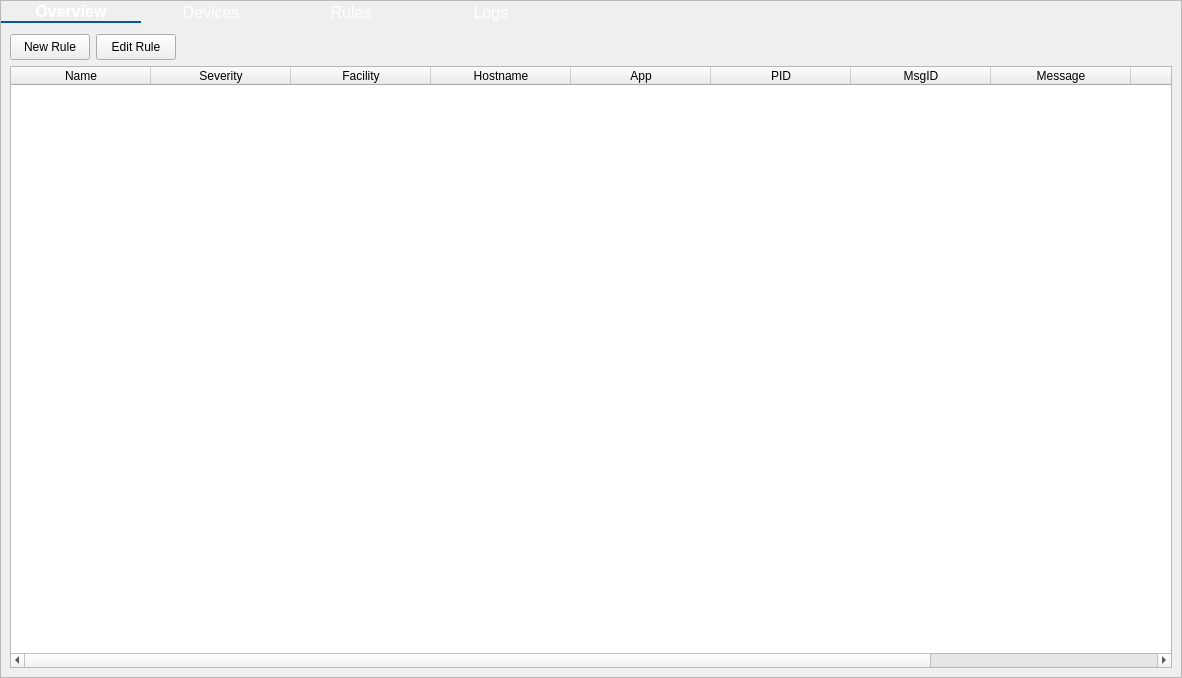
Qt form mainwindow.ui (josschi95/OTIS) before a commit.
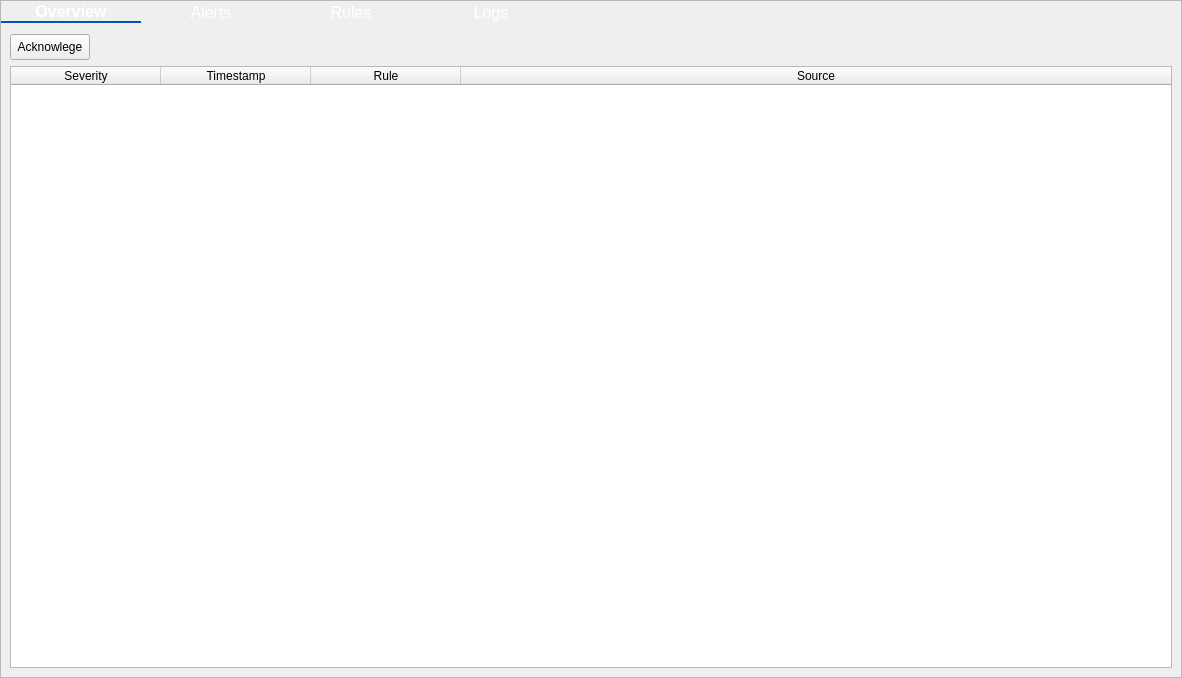
The same form after that commit. Custom widgets are drawn as their Qt base class.

Commit message: Alert System, code cleanup

Patch:
```diff
--- a/mainwindow.ui
+++ b/mainwindow.ui
@@ -170,7 +170,7 @@
 }</string>
               </property>
               <property name="text">
-               <string>Devices</string>
+               <string>Alerts</string>
               </property>
               <property name="flat">
                <bool>true</bool>
@@ -270,10 +270,127 @@
           </sizepolicy>
          </property>
          <property name="currentIndex">
-          <number>2</number>
+          <number>1</number>
          </property>
          <widget class="QWidget" name="page0_overview"/>
-         <widget class="QWidget" name="page1_devices"/>
+         <widget class="AlertsPage" name="page1_alerts">
+          <layout class="QVBoxLayout" name="verticalLayout_9">
+           <property name="spacing">
+            <number>0</number>
+           </property>
+           <property name="leftMargin">
+            <number>0</number>
+           </property>
+           <property name="topMargin">
+            <number>0</number>
+           </property>
+           <property name="rightMargin">
+            <number>0</number>
+           </property>
+           <property name="bottomMargin">
+            <number>0</number>
+           </property>
+           <item>
+            <widget class="QFrame" name="alertsFrame">
+             <property name="frameShape">
+              <enum>QFrame::Shape::NoFrame</enum>
+             </property>
+             <property name="frameShadow">
+              <enum>QFrame::Shadow::Plain</enum>
+             </property>
+             <layout class="QVBoxLayout" name="verticalLayout_8">
+              <property name="leftMargin">
+               <number>9</number>
+              </property>
+              <item>
+               <layout class="QHBoxLayout" name="alertsBar">
+                <property name="bottomMargin">
+                 <number>0</number>
+                </property>
+                <item>
+                 <widget class="QPushButton" name="ackButton">
+                  <property name="minimumSize">
+                   <size>
+                    <width>0</width>
+                    <height>26</height>
+                   </size>
+                  </property>
+                  <property name="maximumSize">
+                   <size>
+                    <width>86</width>
+                    <height>26</height>
+                   </size>
+                  </property>
+                  <property name="text">
+                   <string>Acknowlege</string>
+                  </property>
+                 </widget>
+                </item>
+                <item>
+                 <spacer name="horizontalSpacer_3">
+                  <property name="orientation">
+                   <enum>Qt::Orientation::Horizontal</enum>
+                  </property>
+                  <property name="sizeHint" stdset="0">
+                   <size>
+                    <width>40</width>
+                    <height>20</height>
+                   </size>
+                  </property>
+                 </spacer>
+                </item>
+               </layout>
+              </item>
+              <item>
+               <widget class="QTableWidget" name="alertsTable">
+                <property name="sizePolicy">
+                 <sizepolicy hsizetype="Expanding" vsizetype="Expanding">
+                  <horstretch>0</horstretch>
+                  <verstretch>0</verstretch>
+                 </sizepolicy>
+                </property>
+                <property name="verticalScrollBarPolicy">
+                 <enum>Qt::ScrollBarPolicy::ScrollBarAsNeeded</enum>
+                </property>
+                <property name="sortingEnabled">
+                 <bool>true</bool>
+                </property>
+                <attribute name="horizontalHeaderCascadingSectionResizes">
+                 <bool>false</bool>
+                </attribute>
+                <attribute name="horizontalHeaderDefaultSectionSize">
+                 <number>150</number>
+                </attribute>
+                <attribute name="horizontalHeaderStretchLastSection">
+                 <bool>true</bool>
+                </attribute>
+                <column>
+                 <property name="text">
+                  <string>Severity</string>
+                 </property>
+                </column>
+                <column>
+                 <property name="text">
+                  <string>Timestamp</string>
+                 </property>
+                </column>
+                <column>
+                 <property name="text">
+                  <string>Rule</string>
+                 </property>
+                </column>
+                <column>
+                 <property name="text">
+                  <string>Source</string>
+                 </property>
+                </column>
+               </widget>
+              </item>
+             </layout>
+            </widget>
+           </item>
+          </layout>
+         </widget>
          <widget class="RulesPage" name="page2_rules">
           <property name="sizePolicy">
            <sizepolicy hsizetype="Expanding" vsizetype="Expanding">
@@ -388,7 +505,12 @@
                 </column>
                 <column>
                  <property name="text">
-                  <string>Severity</string>
+                  <string>Alert Severity</string>
+                 </property>
+                </column>
+                <column>
+                 <property name="text">
+                  <string>Log Severity</string>
                  </property>
                 </column>
                 <column>
@@ -580,6 +702,12 @@
    <header>rules_page.h</header>
    <container>1</container>
   </customwidget>
+  <customwidget>
+   <class>AlertsPage</class>
+   <extends>QWidget</extends>
+   <header>alerts_page.h</header>
+   <container>1</container>
+  </customwidget>
  </customwidgets>
  <resources/>
  <connections/>
```
The commit also changes 23 other files.
